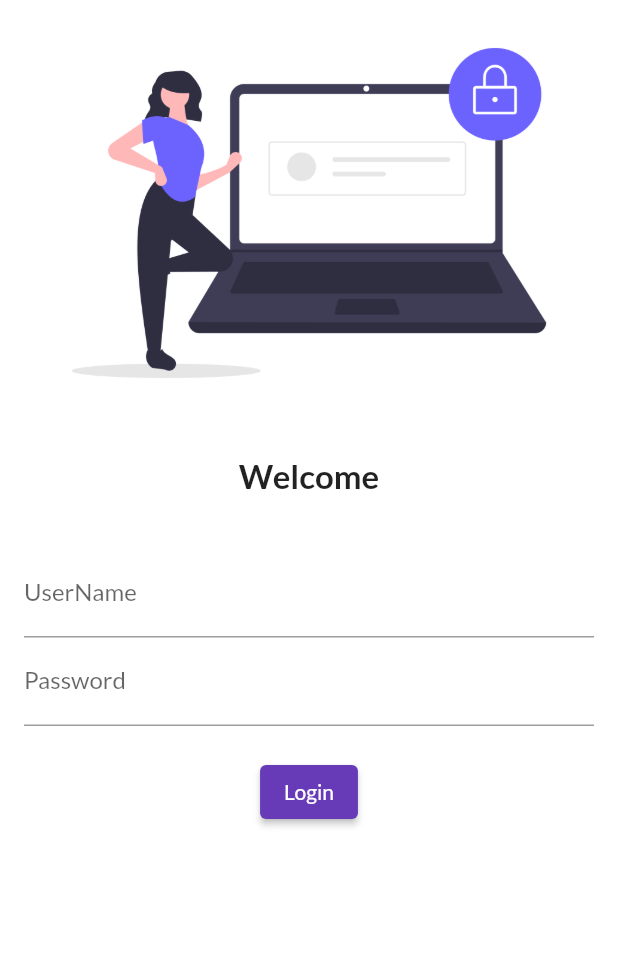
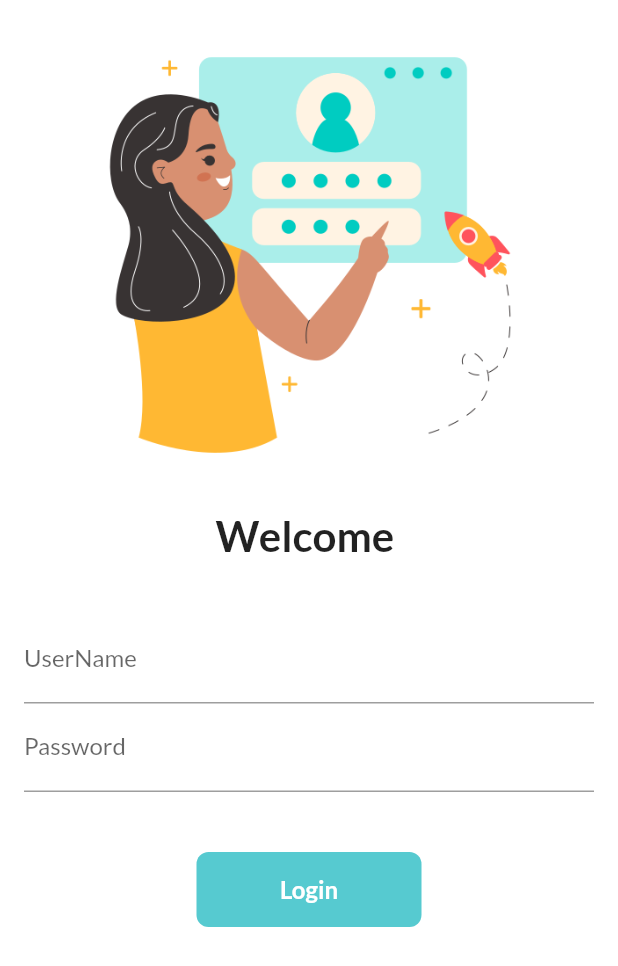
Before and after one commit to HAXAZE/flutter_application_1, a Flutter app: the screen it shows after launch, on a phone screen of 412 x 824 dp. Shown: the top 966 px of the screen. Run offline on Flutter 3.47's test engine with Material 2 defaults, Android fonts, the phone set to English and light mode, and no system bars; our stand-ins replace google_fonts.

Commit message:
day 4 completed

```diff
--- a/lib/Pages/login_page.dart
+++ b/lib/Pages/login_page.dart
@@ -1,23 +1,37 @@
 import 'package:flutter/material.dart';
+import 'package:flutter_application_1/utils/routes.dart';
 
-class LoginPage extends StatelessWidget {
+class LoginPage extends StatefulWidget {
   const LoginPage({Key? key}) : super(key: key);
+
+  @override
+  State<LoginPage> createState() => _LoginPageState();
+}
+
+class _LoginPageState extends State<LoginPage> {
+  String name = "";
+  bool changedButton = false;
   @override
   Widget build(BuildContext context) {
     return Material(
         color: Colors.white,
+        child: SingleChildScrollView(
           child: Column(
             children: [
+              SizedBox(
+                height: 20.0,
+              ),
               Image.asset(
                 "assets/images/login_image.png",
                 fit: BoxFit.cover,
+                height: 300,
               ),
               SizedBox(
                 height: 20.0,
               ),
               Text(
-              "Welcome",
-              style: TextStyle(fontSize: 22, fontWeight: FontWeight.bold),
+                "Welcome $name",
+                style: TextStyle(fontSize: 28, fontWeight: FontWeight.bold),
               ),
               SizedBox(
                 height: 20.0,
@@ -31,6 +45,10 @@ class LoginPage extends StatelessWidget {
                         hintText: "Enter UserName",
                         labelText: "UserName",
                       ),
+                      onChanged: (value) {
+                        name = value;
+                        setState(() {});
+                      },
                     ),
                     TextFormField(
                       obscureText: true,
@@ -40,17 +58,56 @@ class LoginPage extends StatelessWidget {
                       ),
                     ),
                     SizedBox(
-                    height: 20.0,
+                      height: 40.0,
                     ),
-                  ElevatedButton(
-                    child: Text("Login"),
-                    style: TextButton.styleFrom(),
-                    onPressed: () {},
+                    InkWell(
+                      onTap: () async {
+                        setState(() {
+                          changedButton = true;
+                        });
+                        await Future.delayed(Duration(seconds: 1));
+                        Navigator.pushNamed(context, MyRoutes.homeRoute);
+                      },
+                      child: AnimatedContainer(
+                        duration: Duration(seconds: 1),
+                        width: changedButton ? 50 : 150,
+                        height: 50,
+                        alignment: Alignment.center,
+                        // color: Color.fromARGB(192, 31, 184, 192),
+                        child: changedButton
+                            ? Icon(
+                                Icons.done,
+                                color: Colors.white,
                               )
+                            : Text(
+                                "Login",
+                                style: TextStyle(
+                                  color: Colors.white,
+                                  fontWeight: FontWeight.bold,
+                                  fontSize: 16,
+                                ),
+                              ),
+                        decoration: BoxDecoration(
+                            color: Color.fromARGB(192, 31, 184, 192),
+                            // shape: changedButton
+                            //     ? BoxShape.circle
+                            //     : BoxShape.rectangle,
+                            borderRadius:
+                                BorderRadius.circular(changedButton ? 50 : 8)),
+                      ),
+                    ),
+                    // ElevatedButton(
+                    //   child: Text("Login"),
+                    //   style: TextButton.styleFrom(minimumSize: Size(150, 40)),
+                    //   onPressed: () {
+                    //     Navigator.pushNamed(context, MyRoutes.homeRoute);
+                    //   },
+                    // )
                   ],
                 ),
               ),
             ],
+          ),
         ));
   }
 }
--- a/lib/main.dart
+++ b/lib/main.dart
@@ -1,6 +1,7 @@
 import 'package:flutter/material.dart';
 import 'package:flutter_application_1/Pages/home_page.dart';
 import 'package:flutter_application_1/Pages/login_page.dart';
+import 'package:flutter_application_1/utils/routes.dart';
 import 'package:google_fonts/google_fonts.dart';
 
 void main() {
@@ -24,7 +25,8 @@ class MyApp extends StatelessWidget {
       ),
       routes: {
         "/": (context) => LoginPage(),
-        "/Login": (context) => LoginPage()
+        MyRoutes.homeRoute: (context) => HomePage(),
+        MyRoutes.loginRoute: (context) => LoginPage()
       },
     );
   }
--- /dev/null
+++ b/lib/utils/routes.dart
@@ -0,0 +1,4 @@
+class MyRoutes {
+  static String loginRoute = "/login";
+  static String homeRoute = "/home";
+}
```
Also changed, not shown: assets/images/login_image.png, 1 other file. Lines whose indentation alone changed are shown as unchanged.
